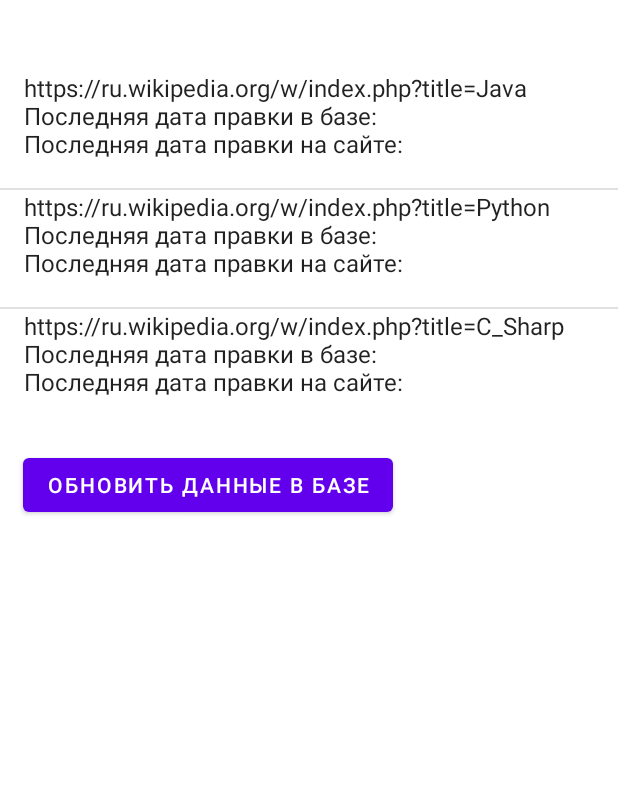
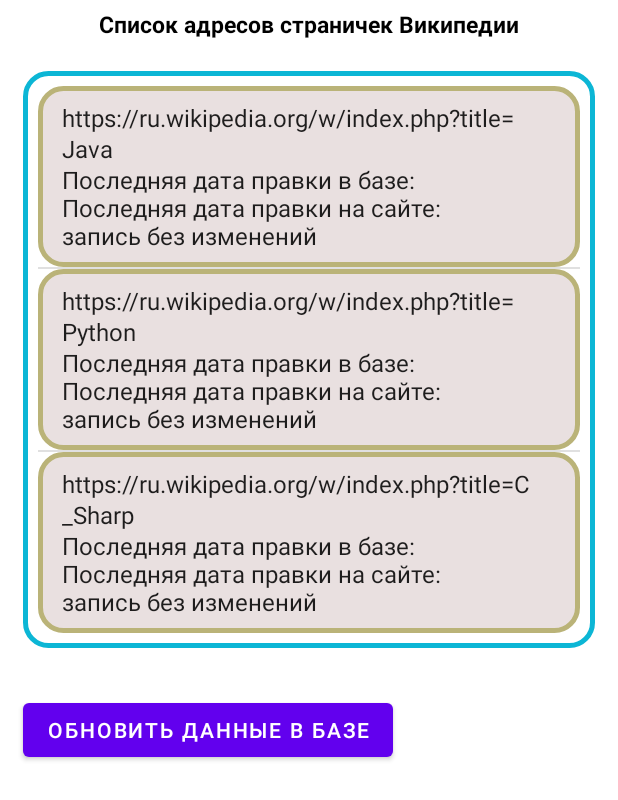
Before and after one commit to nick123245/isWikiPageChange, an Android app: the screen it shows after launch (MainActivity), after a tap on "ОБНОВИТЬ ДАННЫЕ В БАЗЕ", on a phone screen of 412 x 824 dp. Shown: the top 800 px of the screen. Run offline under Robolectric (Android 15) with nearby library versions, the phone set to English and light mode, and no system bars.

Commit message:
изменен дизайн главного экрана

```diff
--- a/app/src/main/java/com/example/iswikipagechange/MainActivity.java
+++ b/app/src/main/java/com/example/iswikipagechange/MainActivity.java
@@ -52,7 +52,7 @@ public class MainActivity extends AppCompatActivity {
 
         //адаптер для списка
         adapter = new ArrayAdapter<>(this,
-                android.R.layout.simple_list_item_1, paths);
+                R.layout.item_layout, paths);
         listView.setAdapter(adapter);
 
         // для парсинга необходимо создать новый поток
@@ -67,7 +67,7 @@ public class MainActivity extends AppCompatActivity {
                 wikiPages = DB.getAllRecords(context);
                 //Log.d("wiki7777", " после " + Arrays.toString(wikiPages));
                 for (int i=0; i<paths.length; i++){
-                    paths[i] = wikiPages[i].getUrl() + "\n" + "Последняя дата правки в базе: "  + wikiPages[i].getDate() + "\n" + "Последняя дата правки на сайте: " + wikiPages[i].getNewDate() + "\n";
+                    paths[i] = wikiPages[i].getUrl() + "\n" + "Последняя дата правки в базе: "  + wikiPages[i].getDate() + "\n" + "Последняя дата правки на сайте: " + wikiPages[i].getNewDate() + "\n" + wikiPages[i].getIsChange();
                 }
                 adapter.notifyDataSetChanged();
             }
--- a/app/src/main/java/com/example/iswikipagechange/MySQLiteOpenHelper.java
+++ b/app/src/main/java/com/example/iswikipagechange/MySQLiteOpenHelper.java
@@ -17,7 +17,7 @@ public class MySQLiteOpenHelper extends SQLiteOpenHelper {
     public static final String COLUMN_IS_CHANGE = "is_change";
 
     private static final String DATABASE_NAME = "wiki.db";
-    private static final int DATABASE_VERSION = 1;
+    private static final int DATABASE_VERSION = 2;
 
     // Database creation sql statement
     private static final String DATABASE_CREATE = "create table "
--- /dev/null
+++ b/app/src/main/res/drawable-v24/bg_item_layout.xml
@@ -0,0 +1,7 @@
+<?xml version="1.0" encoding="UTF-8"?>
+<shape xmlns:android="http://schemas.android.com/apk/res/android">
+    <solid android:color="#E9E0E0"/>
+    <stroke android:width="3dp" android:color="#BAB378" />
+    <corners android:radius="15dp"/>
+    <padding android:left="0dp" android:top="0dp" android:right="0dp" android:bottom="0dp" />
+</shape>
--- /dev/null
+++ b/app/src/main/res/drawable-v24/bg_layout.xml
@@ -0,0 +1,7 @@
+<?xml version="1.0" encoding="UTF-8"?>
+<shape xmlns:android="http://schemas.android.com/apk/res/android">
+    <solid android:color="#FFFFFF"/>
+    <stroke android:width="3dp" android:color="#0CB6D5" />
+    <corners android:radius="15dp"/>
+    <padding android:left="0dp" android:top="0dp" android:right="0dp" android:bottom="0dp" />
+</shape>
--- a/app/src/main/res/layout/activity_main.xml
+++ b/app/src/main/res/layout/activity_main.xml
@@ -11,8 +11,12 @@
         android:id="@+id/textView"
         android:layout_width="wrap_content"
         android:layout_height="wrap_content"
-        android:text=""
-        android:textSize="35dp"
+        android:layout_gravity="center"
+        android:text="Список адресов страничек Википедии"
+        android:textSize="15dp"
+        android:textColor="@color/black"
+        android:textStyle="bold"
+        android:layout_margin="5dp"
         app:layout_constraintBottom_toBottomOf="parent"
         app:layout_constraintEnd_toEndOf="parent"
         app:layout_constraintStart_toStartOf="parent"
@@ -20,6 +24,9 @@
 
     <ListView
         android:id="@+id/list"
+        android:layout_margin="15dp"
+        android:padding="10dp"
+        android:background="@drawable/bg_layout"
         android:layout_width="match_parent"
         android:layout_height="wrap_content">
 
--- /dev/null
+++ b/app/src/main/res/layout/item_layout.xml
@@ -0,0 +1,13 @@
+<?xml version="1.0" encoding="utf-8"?>
+
+<TextView xmlns:android="http://schemas.android.com/apk/res/android"
+    android:id="@android:id/text1"
+    android:background="@drawable/bg_item_layout"
+    android:layout_width="match_parent"
+    android:layout_height="wrap_content"
+    android:padding="10dp"
+    android:textAppearance="?android:attr/textAppearanceListItemSmall"
+    android:gravity="center_vertical"
+    android:paddingStart="?android:attr/listPreferredItemPaddingStart"
+    android:paddingEnd="?android:attr/listPreferredItemPaddingEnd"
+    android:minHeight="?android:attr/listPreferredItemHeightSmall" />
```
